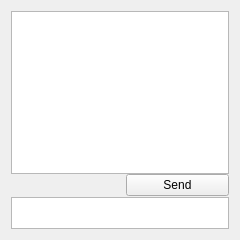
Before: the Qt Designer form src/chatwindow/chatwindowform.ui in Winand/mqutim, drawn with Qt 5.
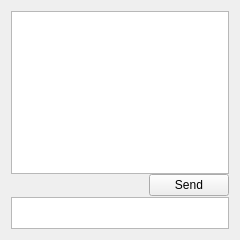
After: the same form once the commit is applied. Icons and pictures are not drawn.

Commit message:
Chat window improvements
Added menu
Tuned UI

What changed in the file:
```diff
--- a/src/chatwindow/chatwindowform.ui
+++ b/src/chatwindow/chatwindowform.ui
@@ -37,7 +37,7 @@
      <item>
       <widget class="QToolButton" name="quoteButton" >
        <property name="sizePolicy" >
-        <sizepolicy vsizetype="Fixed" hsizetype="Minimum" >
+        <sizepolicy vsizetype="Fixed" hsizetype="Fixed" >
          <horstretch>1</horstretch>
          <verstretch>0</verstretch>
         </sizepolicy>
@@ -132,7 +132,7 @@
      <item>
       <widget class="QPushButton" name="sendButton" >
        <property name="sizePolicy" >
-        <sizepolicy vsizetype="Fixed" hsizetype="Minimum" >
+        <sizepolicy vsizetype="Fixed" hsizetype="Fixed" >
          <horstretch>3</horstretch>
          <verstretch>0</verstretch>
         </sizepolicy>
```
The commit also changes 2 other files.
